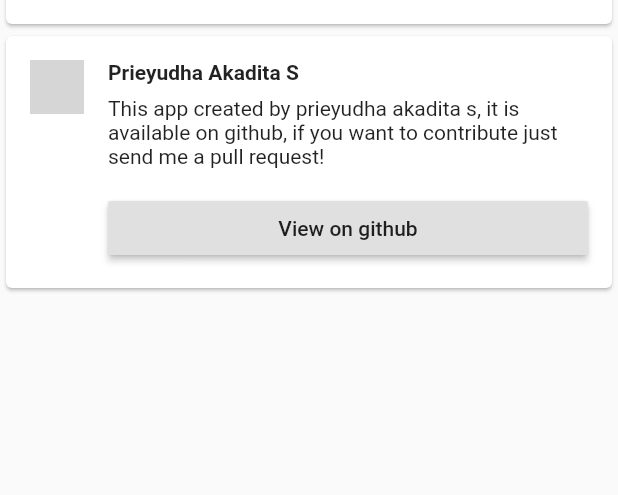
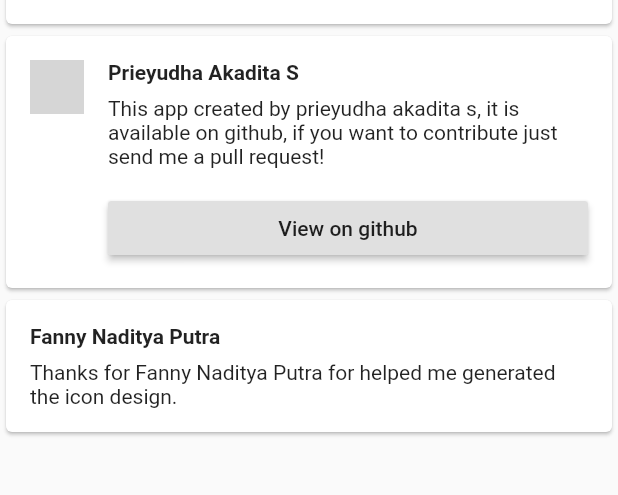
Before and after one commit to YOSOFT/yotei, a Flutter app: the AboutPage screen opened directly, on a phone screen of 412 x 824 dp, the part 198-693 px from its top. Run offline on Flutter 3.47's test engine with Material 2 defaults, Android fonts, the phone set to English and light mode, and no system bars; our stand-ins replace equatable, flutter_bloc, get_it, moor, moor_ffi, toast; missing offline and left inert: boardview, flutter_search_bar, sticky_and_expandable_list; generated files the repository leaves out were written again; network calls fail; statements that could not run were skipped; grey boxes are pictures that could not be loaded.

Commit message:
Fix bugs index out of range

```diff
--- a/lib/bloc/board_bloc/board_event.dart
+++ b/lib/bloc/board_bloc/board_event.dart
@@ -65,13 +65,14 @@ class BoardEventSavePanelPosition implements BoardEvent {
 }
 
 class BoardEventDeletePanel implements BoardEvent {
+  final int boardId;
   final int panelId;
   final List<PanelData> panelDatas;
 
-  BoardEventDeletePanel(this.panelId, this.panelDatas);
+  BoardEventDeletePanel(this.boardId, this.panelId, this.panelDatas);
 
   @override
-  List<Object> get props => [panelId, panelDatas];
+  List<Object> get props => [boardId, panelId, panelDatas];
 
   @override
   bool get stringify => false;
--- a/lib/page/about/about_page.dart
+++ b/lib/page/about/about_page.dart
@@ -72,6 +72,23 @@ class _AboutPageState extends State<AboutPage> {
                   ),
                 ),
               ),
+            ),
+            Card(
+              child: InkWell(
+                onTap: () => print(""),
+                child: Padding(
+                  padding: EdgeInsets.all(16),
+                  child: Column(
+                    crossAxisAlignment: CrossAxisAlignment.stretch,
+                    children: [
+                      Text("Fanny Naditya Putra", style: TextStyle(fontWeight: FontWeight.bold)),
+                      Container(
+                        margin: EdgeInsets.only(top: 8),
+                        child: Text("Thanks for Fanny Naditya Putra for helped me generated the icon design."))
+                    ],
+                  ),
+                ),
+              ),
             )
           ],
         ),
--- a/lib/page/home/categorized_component.dart
+++ b/lib/page/home/categorized_component.dart
@@ -143,7 +143,6 @@ class _CategorizedComponentState extends State<CategorizedComponent>
 
   _processDataToSection() {
     _sectionList.clear();
-    _boardWithCategory.keys.toList()..sort();
     _boardWithCategory.forEach((key, value) {
       _sectionList.add(BoardSection()
         ..isExpanded = true
--- a/pubspec.yaml
+++ b/pubspec.yaml
@@ -15,7 +15,7 @@ publish_to: 'none' # Remove this line if you wish to publish to pub.dev
 # In iOS, build-name is used as CFBundleShortVersionString while build-number used as CFBundleVersion.
 # Read more about iOS versioning at
 # https://developer.apple.com/library/archive/documentation/General/Reference/InfoPlistKeyReference/Articles/CoreFoundationKeys.html
-version: 1.0.0+1
+version: 1.0.2+2
 
 environment:
   sdk: ">=2.7.0 <3.0.0"
```
Also changed, not shown: lib/bloc/board_bloc/board_bloc.dart (+3 -4 lines), lib/dao/panel_dao.dart (+5 -2 lines), lib/page/board/my_board_page.dart (+2 -5 lines), 2 other files.
